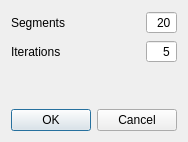
The window that Surface_mesh_approximation/demo/Surface_mesh_approximation/dialSettings.ui (rikba/cgal-public-dev) describes before a commit, drawn with Qt 5.
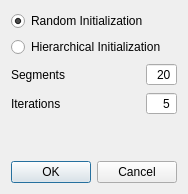
The same window after the commit.

Commit message: add hierarchical initialization with demo

```diff
--- a/Surface_mesh_approximation/demo/Surface_mesh_approximation/dialSettings.ui
+++ b/Surface_mesh_approximation/demo/Surface_mesh_approximation/dialSettings.ui
@@ -7,7 +7,7 @@
     <x>0</x>
     <y>0</y>
     <width>266</width>
-    <height>146</height>
+    <height>211</height>
    </rect>
   </property>
   <property name="windowTitle">
@@ -17,6 +17,23 @@
    <property name="sizeConstraint">
     <enum>QLayout::SetFixedSize</enum>
    </property>
+   <item>
+    <widget class="QRadioButton" name="InitRandom">
+     <property name="text">
+      <string>Random Initialization</string>
+     </property>
+     <property name="checked">
+      <bool>true</bool>
+     </property>
+    </widget>
+   </item>
+   <item>
+    <widget class="QRadioButton" name="InitHierarchical">
+     <property name="text">
+      <string>Hierarchical Initialization</string>
+     </property>
+    </widget>
+   </item>
    <item>
     <layout class="QGridLayout" name="gridLayout">
      <item row="1" column="1">
```
The commit also changes 4 other files.
